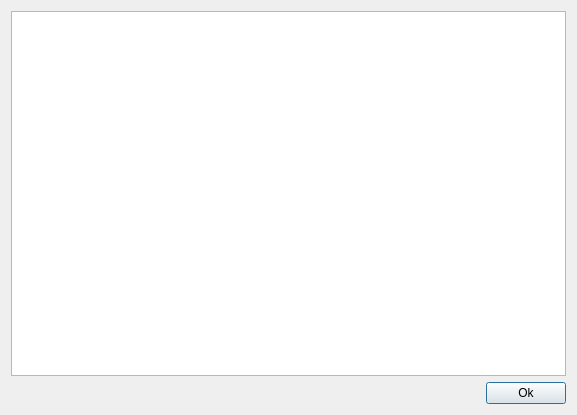
Old version of the form Views/view_courses.ui in the repository mohaneddz/Academia-Plus.
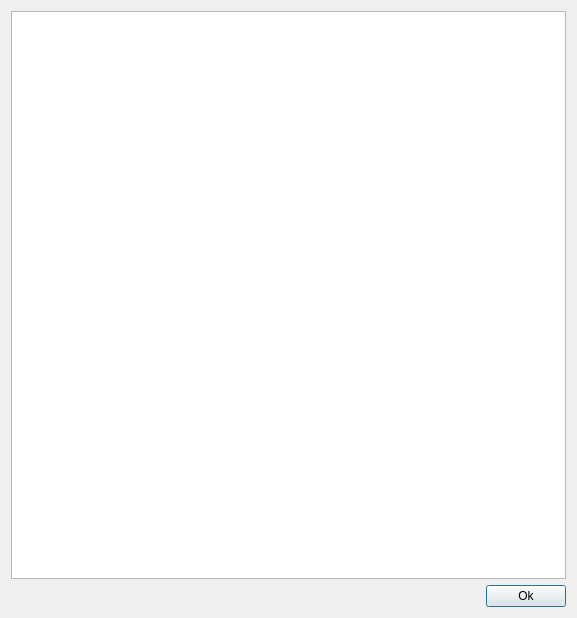
New version of the form.

The edit to the form file:
```diff
--- a/Views/view_courses.ui
+++ b/Views/view_courses.ui
@@ -7,7 +7,7 @@
     <x>0</x>
     <y>0</y>
     <width>577</width>
-    <height>415</height>
+    <height>618</height>
    </rect>
   </property>
   <property name="windowTitle">
```
Left out of the diff: 16 changed lines with no effect on the pictures.
